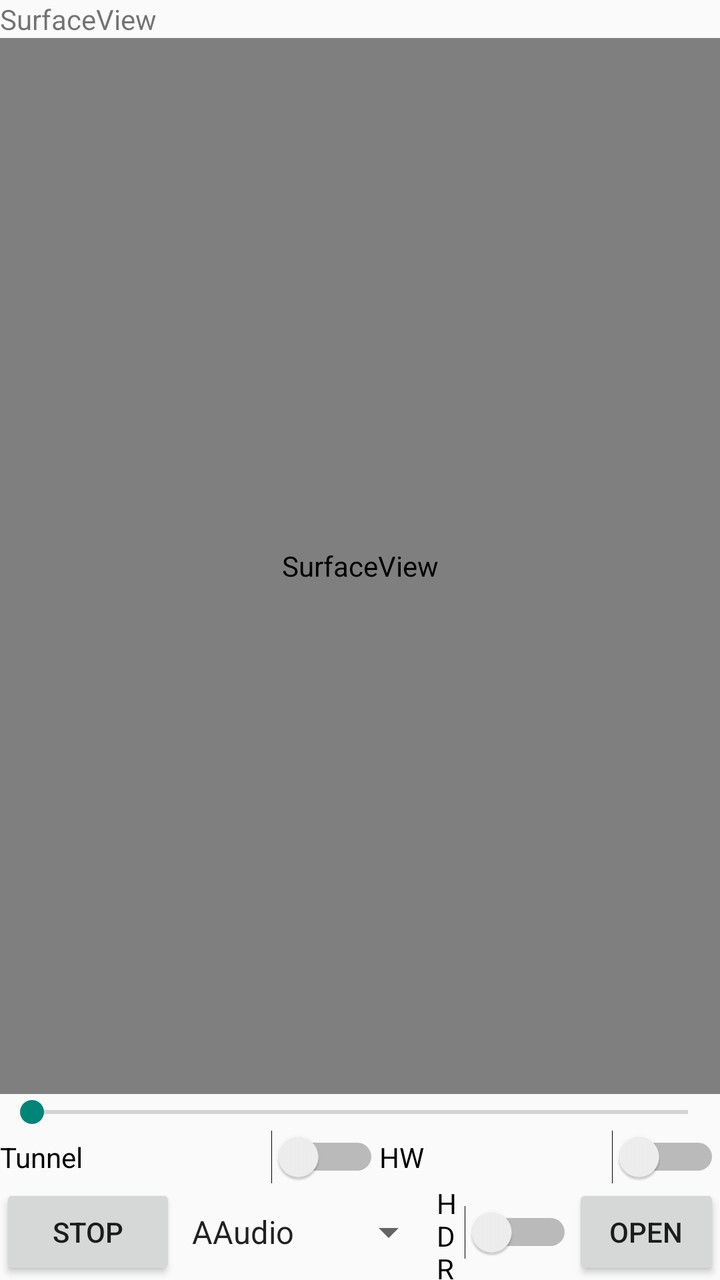
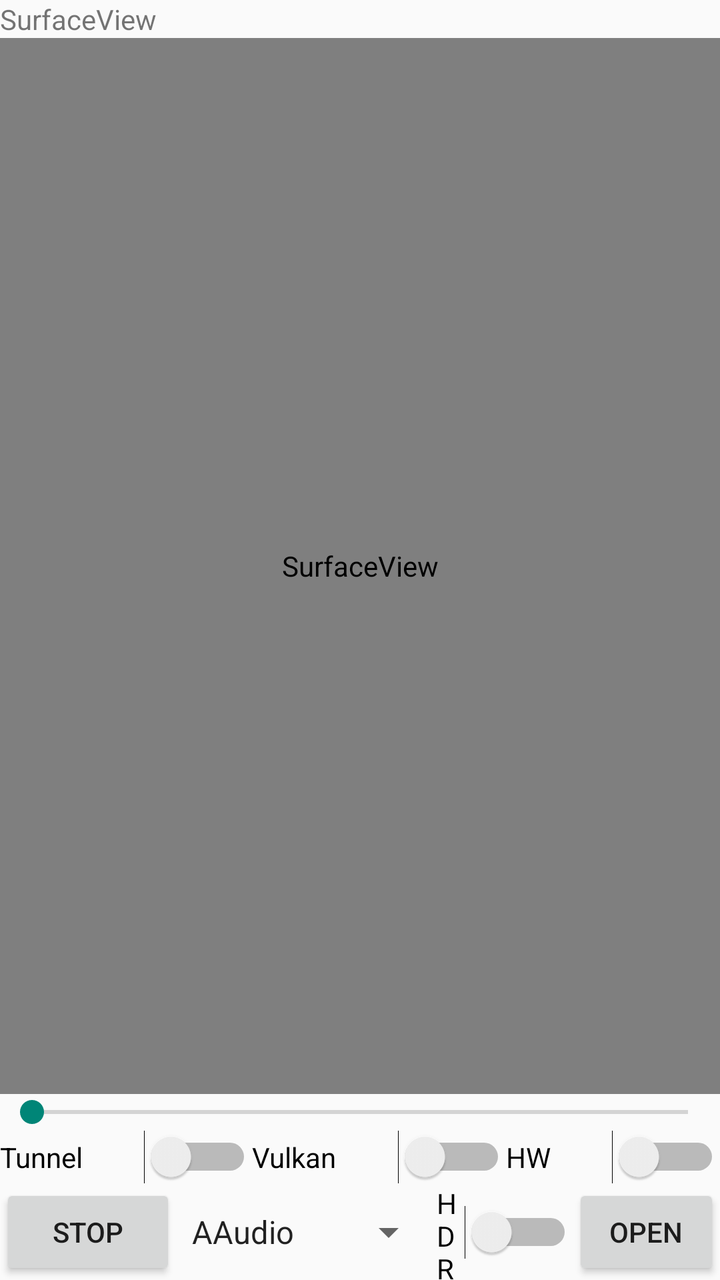

Two renders of the same Android screen: before a commit and after it. Below are the layout's source before the change and the commit's diff.
<!-- AndroidManifest.xml: application theme Theme.MDKPlayer -->
<!-- res/layout/activity_main.xml -->
<?xml version="1.0" encoding="utf-8"?>
<androidx.constraintlayout.widget.ConstraintLayout xmlns:android="http://schemas.android.com/apk/res/android"
    xmlns:app="http://schemas.android.com/apk/res-auto"
    xmlns:tools="http://schemas.android.com/tools"
    android:layout_width="match_parent"
    android:layout_height="match_parent"
    tools:context=".MainActivity">

    <LinearLayout
        android:id="@+id/mainView"
        android:layout_width="match_parent"
        android:layout_height="match_parent"
        android:orientation="vertical">

        <TextView
            android:id="@+id/textView2"
            android:layout_width="match_parent"
            android:layout_height="wrap_content"
            android:text="SurfaceView" />

        <SurfaceView
            android:id="@+id/surfaceView"
            android:layout_width="match_parent"
            android:layout_height="0dp"
            android:layout_weight="1" />

        <SeekBar
            android:id="@+id/seekBar"
            android:layout_width="match_parent"
            android:layout_height="wrap_content" />

        <LinearLayout
            android:layout_width="match_parent"
            android:layout_height="wrap_content"
            android:orientation="horizontal">

            <Switch
                android:id="@+id/Tunnel"
                android:layout_width="wrap_content"
                android:layout_height="match_parent"
                android:layout_weight="1"
                android:text="Tunnel" />

            <Switch
                android:id="@+id/HW"
                android:layout_width="wrap_content"
                android:layout_height="match_parent"
                android:layout_weight="1"
                android:text="HW" />
        </LinearLayout>

        <LinearLayout
            android:layout_width="match_parent"
            android:layout_height="wrap_content"
            android:orientation="horizontal">

            <Button
                android:id="@+id/PlayStop"
                android:layout_width="wrap_content"
                android:layout_height="match_parent"
                android:text="Stop" />

            <Spinner
                android:id="@+id/audioBackendSpinner"
                android:layout_width="wrap_content"
                android:layout_height="match_parent"
                android:layout_weight="1"
                android:entries="@array/audio_backends" />

            <Switch
                android:id="@+id/HDR"
                android:layout_width="wrap_content"
                android:layout_height="match_parent"
                android:layout_weight="1"
                android:text="HDR" />

            <Button
                android:id="@+id/Open"
                android:layout_width="wrap_content"
                android:layout_height="wrap_content"
                android:layout_weight="1"
                android:text="Open" />
        </LinearLayout>

        

    </LinearLayout>

</androidx.constraintlayout.widget.ConstraintLayout>
<!-- resources referenced by this layout -->
<resources>
  <string-array name="audio_backends">
          <item>AAudio</item>
          <item>OpenSL</item>
          <item>AudioTrack</item>
      </string-array>
  <style name="Theme.MDKPlayer" parent="Theme.AppCompat.DayNight.NoActionBar">
          
          <item name="colorPrimary">@color/purple_500</item>
          <item name="colorPrimaryVariant">@color/purple_700</item>
          <item name="colorOnPrimary">@color/white</item>
          
          <item name="colorSecondary">@color/teal_200</item>
          <item name="colorSecondaryVariant">@color/teal_700</item>
          <item name="colorOnSecondary">@color/black</item>
          
          <item name="android:statusBarColor" tools:targetApi="l">?attr/colorPrimaryVariant</item>
          
      </style>
  <color name="purple_500">#FF6200EE</color>
  <color name="purple_700">#FF3700B3</color>
  <color name="white">#FFFFFFFF</color>
  <color name="teal_200">#FF03DAC5</color>
  <color name="teal_700">#FF018786</color>
  <color name="black">#FF000000</color>
</resources>

<!-- the commit's change to res/layout/activity_main.xml (unified diff, before → after) -->
@@ -40,6 +40,13 @@
                 android:layout_height="match_parent"
                 android:layout_weight="1"
                 android:text="Tunnel" />
+
+            <Switch
+                android:id="@+id/Vulkan"
+                android:layout_width="wrap_content"
+                android:layout_height="match_parent"
+                android:layout_weight="1"
+                android:text="Vulkan" />
 
             <Switch
                 android:id="@+id/HW"
